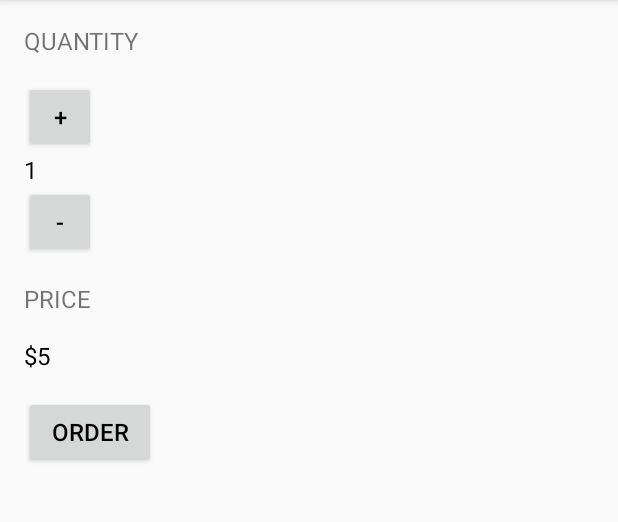
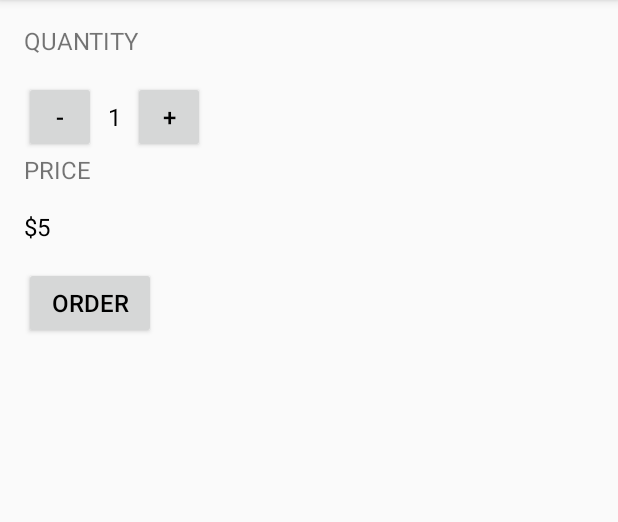
Before and after one commit to hanifrazin/JustJava, an Android app: the screen it shows after launch (QuantityActivity), on a phone screen of 412 x 824 dp, the part 84-606 px from its top. Run offline under Robolectric (Android 15) with nearby library versions, the phone set to English and light mode, and no system bars.

Commit message:
Modifikasi Linear Layout pada Quantity

```diff
--- a/app/src/main/res/layout/activity_quantity.xml
+++ b/app/src/main/res/layout/activity_quantity.xml
@@ -19,6 +19,29 @@
         android:textSize="16sp"
         android:layout_marginBottom="@dimen/activity_vertical_margin"/>
 
+   <LinearLayout
+       android:layout_width="wrap_content"
+       android:layout_height="wrap_content"
+       android:orientation="horizontal">
+
+       <Button
+           android:id="@+id/btn_decrement"
+           android:layout_width="48dp"
+           android:layout_height="48dp"
+           android:text="-"
+           android:textSize="16sp"
+           android:textColor="@android:color/black" />
+
+       <TextView
+            android:id="@+id/tv_quantity"
+            android:layout_width="wrap_content"
+            android:layout_height="wrap_content"
+            android:text="1"
+            android:paddingRight="8dp"
+            android:paddingLeft="8dp"
+            android:textSize="16sp"
+            android:textColor="@android:color/black" />
+
        <Button
            android:id="@+id/btn_increment"
            android:layout_width="48dp"
@@ -27,22 +50,8 @@
            android:textSize="16sp"
            android:textColor="@android:color/black"/>
 
-    <TextView
-        android:id="@+id/tv_quantity"
-        android:layout_width="wrap_content"
-        android:layout_height="wrap_content"
-        android:text="1"
-        android:textSize="16sp"
-        android:textColor="@android:color/black" />
 
-    <Button
-        android:id="@+id/btn_decrement"
-        android:layout_width="48dp"
-        android:layout_height="48dp"
-        android:text="-"
-        android:textSize="16sp"
-        android:textColor="@android:color/black"
-        android:layout_marginBottom="@dimen/activity_vertical_margin"/>
+   </LinearLayout>
 
     <TextView
         android:layout_width="wrap_content"
```
Lines whose indentation alone changed are shown as unchanged.
